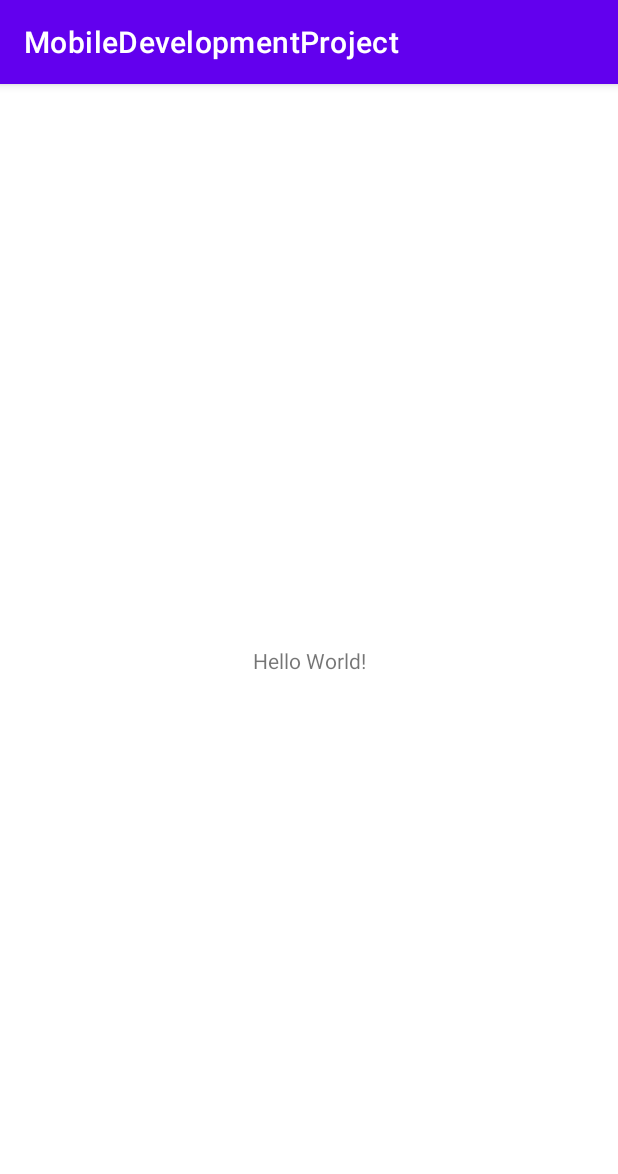
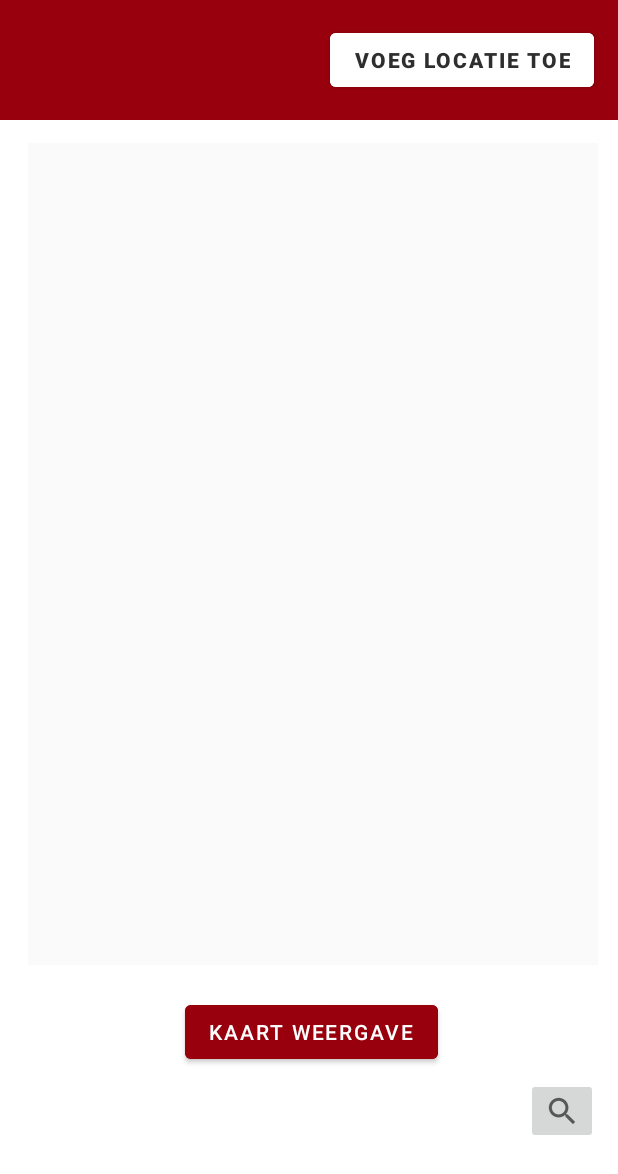
Before and after one commit to SiemenSlabbinck/MobileDevelopmentProject, an Android app: the screen it shows after launch (MainActivity), on a phone screen of 412 x 824 dp. Shown: the top 1174 px of the screen. Run offline under Robolectric (Android 15) with nearby library versions, the light colour scheme and no system bars.

Commit message:
removed header + add main activity design

```diff
--- /dev/null
+++ b/app/src/main/res/drawable/box.xml
@@ -0,0 +1,8 @@
+<?xml version="1.0" encoding="utf-8"?>
+<selector xmlns:android="http://schemas.android.com/apk/res/android">
+    <item>
+        <shape android:shape="rectangle">
+            <solid android:color="#97000C"></solid>
+        </shape>
+    </item>
+</selector>
--- a/app/src/main/res/layout/activity_main.xml
+++ b/app/src/main/res/layout/activity_main.xml
@@ -6,13 +6,63 @@
     android:layout_height="match_parent"
     tools:context=".MainActivity">
 
+
     <TextView
+        android:layout_width="match_parent"
+        android:layout_height="80dp"
+        android:background="@drawable/box"
+        app:layout_constraintBottom_toBottomOf="parent"
+        app:layout_constraintEnd_toEndOf="parent"
+        app:layout_constraintHorizontal_bias="0.555"
+        app:layout_constraintStart_toStartOf="parent"
+        app:layout_constraintTop_toTopOf="parent"
+        app:layout_constraintVertical_bias="0.0" />
+
+    <Button
+        android:id="@+id/buttonAddLocation"
         android:layout_width="wrap_content"
         android:layout_height="wrap_content"
-        android:text="Hello World!"
+        android:layout_marginTop="16dp"
+        android:layout_marginEnd="16dp"
+        android:backgroundTint="#fff"
+        android:radius="15dp"
+        android:text="Voeg locatie toe"
+        android:textColor="#2F2E2E"
+        android:textStyle="bold"
+        app:layout_constraintEnd_toEndOf="parent"
+        app:layout_constraintTop_toTopOf="parent" />
+
+    <ListView
+        android:layout_width="380dp"
+        android:layout_height="548dp"
+        android:layout_marginTop="95dp"
+        android:layout_marginEnd="13dp"
+        android:background="#fafafa"
+        app:layout_constraintEnd_toEndOf="parent"
+        app:layout_constraintTop_toTopOf="parent">
+
+    </ListView>
+
+    <ImageButton
+        android:id="@+id/imageButton"
+        android:layout_width="wrap_content"
+        android:layout_height="wrap_content"
+        android:layout_marginEnd="13dp"
+        android:layout_marginBottom="61dp"
         app:layout_constraintBottom_toBottomOf="parent"
         app:layout_constraintEnd_toEndOf="parent"
-        app:layout_constraintStart_toStartOf="parent"
+        app:srcCompat="?android:attr/actionModeWebSearchDrawable" />
+
+    <Button
+        android:id="@+id/buttonShowMap"
+        android:layout_width="wrap_content"
+        android:layout_height="wrap_content"
+        android:layout_marginTop="664dp"
+        android:layout_marginEnd="120dp"
+        android:backgroundTint="#97000C"
+        android:text="Kaart weergave"
+        android:textColor="#fff"
+        app:layout_constraintEnd_toEndOf="parent"
         app:layout_constraintTop_toTopOf="parent" />
 
 </androidx.constraintlayout.widget.ConstraintLayout>
--- a/app/src/main/res/values-night/themes.xml
+++ b/app/src/main/res/values-night/themes.xml
@@ -1,10 +1,10 @@
 <resources xmlns:tools="http://schemas.android.com/tools">
     <!-- Base application theme. -->
-    <style name="Theme.MobileDevelopmentProject" parent="Theme.MaterialComponents.DayNight.DarkActionBar">
+    <style name="Theme.MobileDevelopmentProject" parent="Theme.MaterialComponents.DayNight.NoActionBar">
         <!-- Primary brand color. -->
-        <item name="colorPrimary">@color/purple_200</item>
-        <item name="colorPrimaryVariant">@color/purple_700</item>
-        <item name="colorOnPrimary">@color/black</item>
+        <item name="colorPrimary">#97000C</item>
+        <item name="colorPrimaryVariant">#97000C</item>
+        <item name="colorOnPrimary">#97000C</item>
         <!-- Secondary brand color. -->
         <item name="colorSecondary">@color/teal_200</item>
         <item name="colorSecondaryVariant">@color/teal_200</item>
--- a/app/src/main/res/values/themes.xml
+++ b/app/src/main/res/values/themes.xml
@@ -1,10 +1,10 @@
 <resources xmlns:tools="http://schemas.android.com/tools">
     <!-- Base application theme. -->
-    <style name="Theme.MobileDevelopmentProject" parent="Theme.MaterialComponents.DayNight.DarkActionBar">
+    <style name="Theme.MobileDevelopmentProject" parent="Theme.MaterialComponents.DayNight.NoActionBar">
         <!-- Primary brand color. -->
-        <item name="colorPrimary">@color/purple_500</item>
-        <item name="colorPrimaryVariant">@color/purple_700</item>
-        <item name="colorOnPrimary">@color/white</item>
+        <item name="colorPrimary">#97000C</item>
+        <item name="colorPrimaryVariant">#97000C</item>
+        <item name="colorOnPrimary">#97000C</item>
         <!-- Secondary brand color. -->
         <item name="colorSecondary">@color/teal_200</item>
         <item name="colorSecondaryVariant">@color/teal_700</item>
```
